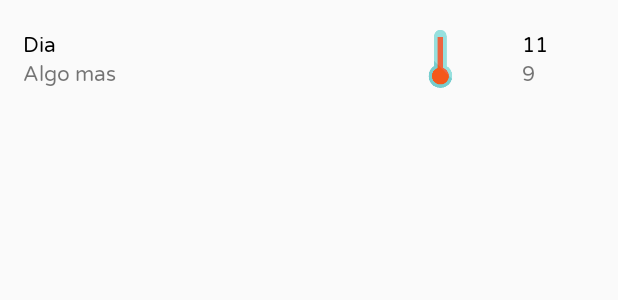
After one commit to JamesJose7/DataVisualizerTester, an Android app: the layout more_info_temp_list_item.xml on its own in the app's theme, with its tools: preview values and no code run, on a phone screen of 412 x 824 dp. The commit adds this screen. Shown: the top 300 px of the screen. Run offline under Robolectric (Android 15) with nearby library versions, the phone set to English and light mode, and no system bars.

Commit message:
Added more info card on temperature graph

```diff
--- /dev/null
+++ b/app/src/main/res/layout/more_info_temp_list_item.xml
@@ -0,0 +1,62 @@
+<?xml version="1.0" encoding="utf-8"?>
+<LinearLayout
+    xmlns:android="http://schemas.android.com/apk/res/android"
+    android:layout_width="match_parent"
+    android:layout_height="wrap_content"
+    android:orientation="horizontal"
+    android:weightSum="10"
+    android:paddingStart="15dp"
+    android:paddingTop="20dp"
+    android:paddingBottom="20dp">
+
+    <LinearLayout
+        android:layout_width="wrap_content"
+        android:layout_height="wrap_content"
+        android:layout_weight="7"
+        android:orientation="vertical">
+
+        <TextView
+            android:id="@+id/temp_item_main_description"
+            android:layout_width="wrap_content"
+            android:layout_height="wrap_content"
+            android:textColor="#000"
+            android:text="Dia"/>
+
+        <TextView
+            android:id="@+id/temp_item_secondary_description"
+            android:layout_width="wrap_content"
+            android:layout_height="wrap_content"
+            android:text="Algo mas"/>
+
+
+    </LinearLayout>
+
+    <ImageView
+        android:id="@+id/temp_item_image"
+        android:layout_width="wrap_content"
+        android:layout_height="match_parent"
+        android:layout_weight="1"
+        android:src="@drawable/thermometer"/>
+
+    <LinearLayout
+        android:layout_width="wrap_content"
+        android:layout_height="match_parent"
+        android:orientation="vertical"
+        android:layout_weight="2">
+
+        <TextView
+            android:id="@+id/temp_item_first_value"
+            android:layout_width="wrap_content"
+            android:layout_height="wrap_content"
+            android:textColor="#000"
+            android:text="11"/>
+
+        <TextView
+            android:id="@+id/temp_item_secondary_value"
+            android:layout_width="wrap_content"
+            android:layout_height="wrap_content"
+            android:text="9"/>
+
+    </LinearLayout>
+
+</LinearLayout>
```
Also changed, not shown: app/src/main/java/com/jeeps/datavisualizer/DisplaySensorData.java (+17 -1 lines), app/src/main/java/com/jeeps/datavisualizer/adapters/MoreInfoTempListAdapter.java (added, +94 -0 lines), app/src/main/java/com/jeeps/datavisualizer/adapters/SimpleDividerItemDecoration.java (added, +40 -0 lines), app/src/main/res/drawable/line_divider.xml (added, +11 -0 lines), app/src/main/res/layout/content_display_sensor_data.xml (+34 -4 lines).
